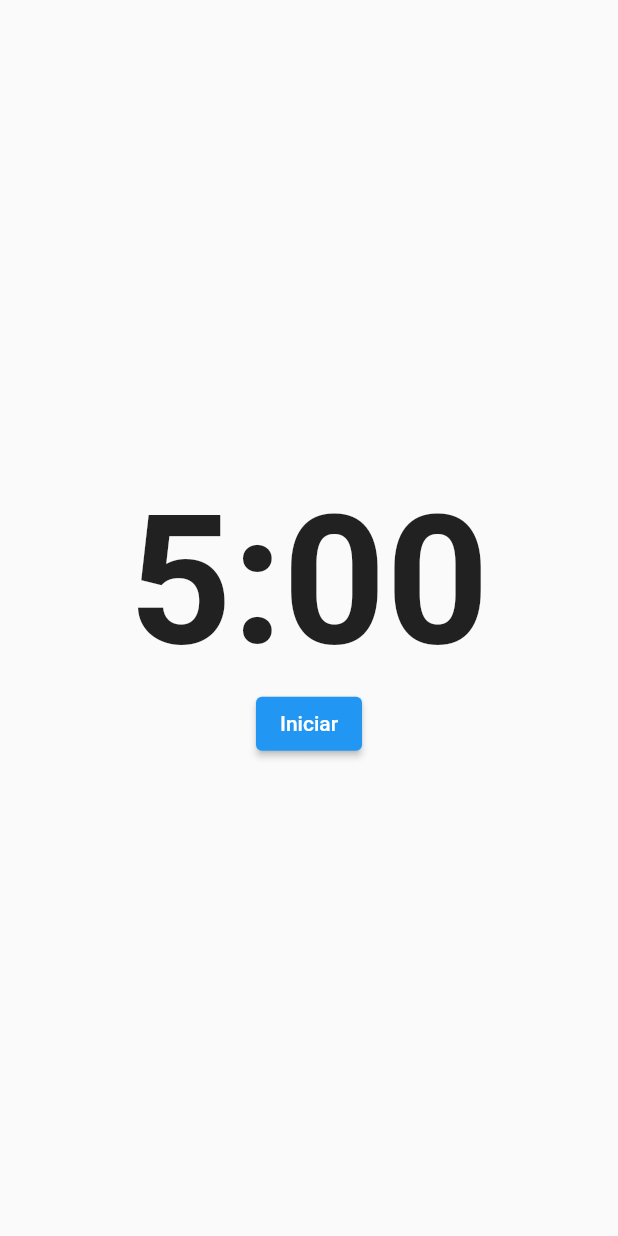
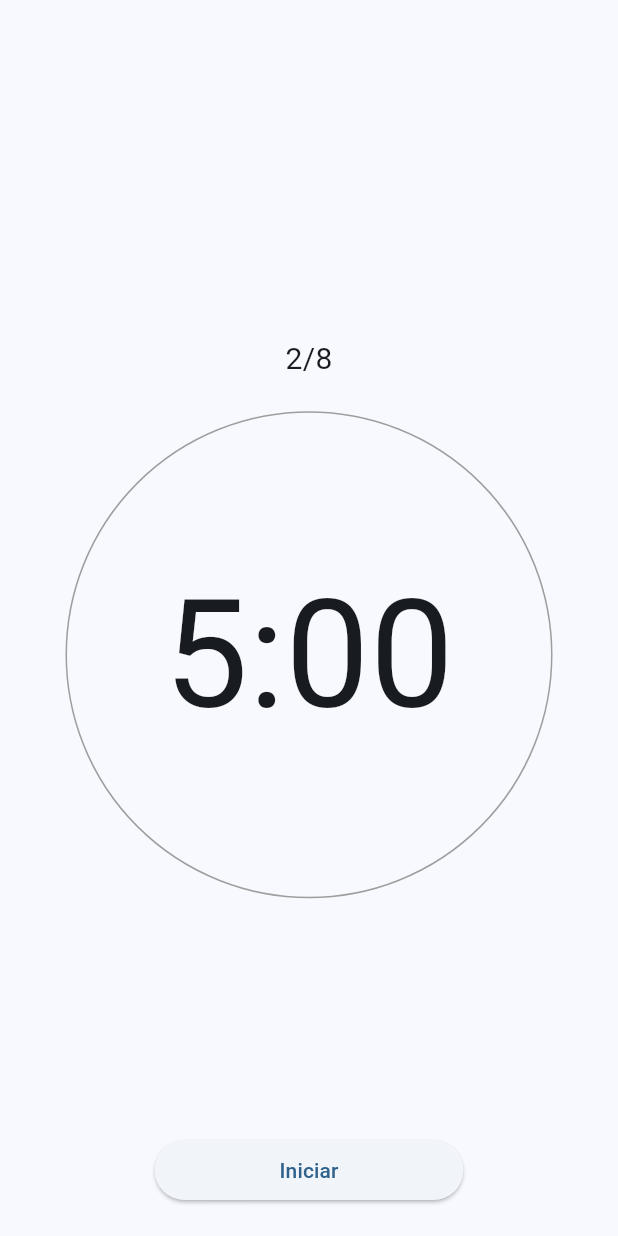
Before and after one commit to apgifro/mobile-pomodoro, a Flutter app: the screen it shows after launch, after a tap on "Iniciar", after a tap on the "skip next" icon, on a phone screen of 412 x 824 dp. Run offline on Flutter 3.47's test engine with Material 2 defaults, Android fonts, the light colour scheme and no system bars; our stand-ins replace device_preview, get.

Commit message:
New version

```diff
--- /dev/null
+++ b/lib/controller/pomodoro_controller.dart
@@ -0,0 +1,67 @@
+import 'dart:async';
+
+import 'package:get/get.dart';
+import 'package:pomodoro/model/pomodoro_model.dart';
+
+
+class PomodoroController extends GetxController {
+  PomodoroModel model = PomodoroModel();
+  late RxInt _remainingTime;
+
+  PomodoroController() {
+    _remainingTime = model.pomodoro.obs;
+  }
+
+  var status = 'Iniciar'.obs;
+  Timer? _timer;
+  RxBool started = false.obs;
+  var currentTimer = 1.obs;
+
+  void runTimer() {
+    if (!started.value) {
+      startTimer();
+      status.value = 'Pausar';
+      started.value = true;
+    } else {
+      started.value = false;
+      status.value = 'Retomar';
+      _timer?.cancel();
+    }
+  }
+
+  void startTimer() {
+    const oneSec = Duration(seconds: 1);
+    _timer = Timer.periodic(
+      oneSec,
+          (Timer timer) {
+        if (_remainingTime == 0) {
+            nextTimer();
+        } else {
+            _remainingTime--;
+        }
+      },
+    );
+  }
+
+  void resetTimer() {
+    status.value = 'Iniciar';
+    _remainingTime.value = 1500;
+    started.value = false;
+  }
+
+  void nextTimer() {
+    currentTimer++;
+    if (currentTimer == 9) {
+      currentTimer.value = 1;
+    }
+    started.value = false;
+    status.value = 'Iniciar';
+    _remainingTime.value = model.timers[currentTimer.toInt() - 1];
+    _timer?.cancel();
+  }
+
+  String getRemainingTime() {
+    return '${(_remainingTime ~/ 60)}:'
+           '${(_remainingTime % 60).toString().padLeft(2, '0')}';
+  }
+}
--- a/lib/controllers/pomodoro_controller.dart
+++ /dev/null
@@ -1,31 +0,0 @@
-import 'dart:async';
-
-
-class PomodoroController {
-  String status = 'Iniciar';
-  bool started = false;
-
-  Timer? _timer;
-  int time = 25 * 60;
-
-  void start() {
-    _timer = Timer.periodic(
-        const Duration(seconds: 1), (Timer timer) {
-      if (time <= 0) {
-        timer.cancel();
-      } else {
-        if (time > 0) {
-          time -= 1;
-        }
-      }
-    });
-    started = true;
-    status = 'Pausar';
-  }
-
-  void updateStatus() {
-    if (!started) {
-      started = true;
-    }
-  }
-}
--- a/lib/main.dart
+++ b/lib/main.dart
@@ -1,10 +1,18 @@
+import 'package:device_preview/device_preview.dart';
 import 'package:flutter/material.dart';
-import 'package:pomodoro/views/pomodoro_screen.dart';
+import 'package:pomodoro/view/pomodoro_screen.dart';
 
+import 'package:get/get.dart';
 
 void main() {
-  runApp(const MaterialApp(
-    debugShowCheckedModeBanner: false,
-    home: PomodoroScreen(),
-  ));
+  runApp(DevicePreview(
+      enabled: true,
+      builder: (BuildContext context) => GetMaterialApp(
+            debugShowCheckedModeBanner: false,
+            home: PomodoroScreen(),
+            theme: ThemeData(
+              colorSchemeSeed: const Color(0x63B9FF),
+              useMaterial3: true,
+            ),
+          )));
 }
--- /dev/null
+++ b/lib/model/pomodoro_model.dart
@@ -0,0 +1,17 @@
+class PomodoroModel {
+  int pomodoro = 25 * 60;
+  int shortBreak = 5 * 60;
+  int longBreak = 15 * 60;
+
+  late List<int> timers;
+
+  PomodoroModel () {
+    timers = [
+      pomodoro, shortBreak,
+      pomodoro, shortBreak,
+      pomodoro, shortBreak,
+      pomodoro, longBreak
+    ];
+  }
+
+}
--- /dev/null
+++ b/lib/view/pomodoro_screen.dart
@@ -0,0 +1,85 @@
+import 'package:flutter/material.dart';
+import 'package:get/get.dart';
+import 'package:get/instance_manager.dart';
+import 'package:pomodoro/controller/pomodoro_controller.dart';
+
+class PomodoroScreen extends StatefulWidget {
+  const PomodoroScreen({super.key});
+
+  @override
+  State<PomodoroScreen> createState() => _PomodoroScreenState();
+}
+
+class _PomodoroScreenState extends State<PomodoroScreen> {
+  PomodoroController controller = Get.put(PomodoroController());
+
+  @override
+  Widget build(BuildContext context) {
+    return Scaffold(
+      body: Stack(
+        children: [
+          Column(
+            mainAxisAlignment: MainAxisAlignment.center,
+            children: [
+              Obx(() => Text('${controller.currentTimer}/8',
+                  style: const TextStyle(fontSize: 20.0))),
+              const SizedBox(height: 20,),
+              Obx(() => Container(
+                    height: MediaQuery.sizeOf(context).height / 3 + 50,
+                    decoration: BoxDecoration(
+                        shape: BoxShape.circle,
+                        border: Border.all(
+                            color: controller.started.value == true
+                                ? Colors.blueAccent
+                                : Colors.grey)),
+                    child: Row(
+                      mainAxisAlignment: MainAxisAlignment.center,
+                      children: [
+                        Obx(
+                          () => Text(
+                            controller.getRemainingTime(),
+                            style: const TextStyle(fontSize: 100.0),
+                          ),
+                        )
+                      ],
+                    ),
+                  )),
+            ],
+          ),
+          Column(
+            mainAxisAlignment: MainAxisAlignment.end,
+            children: [
+              Padding(
+                padding: const EdgeInsets.symmetric(vertical: 20),
+                child: Row(
+                  mainAxisAlignment: MainAxisAlignment.center,
+                  children: [
+                    Container(
+                      width: MediaQuery.sizeOf(context).width / 2,
+                      child: ElevatedButton(
+                        onPressed: () => controller.runTimer(),
+                        child: Obx(() => Text(controller.status.toString())),
+                      ),
+                    ),
+                    Obx(() => Visibility(
+                          visible: controller.status.value == 'Retomar',
+                          child: IconButton(
+                              onPressed: () => controller.resetTimer(),
+                              icon: const Icon(Icons.restart_alt_outlined)),
+                        )),
+                    Obx(() => Visibility(
+                          visible: controller.status.value == 'Pausar',
+                          child: IconButton(
+                              onPressed: () => controller.nextTimer(),
+                              icon: const Icon(Icons.skip_next)),
+                        )),
+                  ],
+                ),
+              ),
+            ],
+          ),
+        ],
+      ),
+    );
+  }
+}
--- a/lib/views/pomodoro_screen.dart
+++ /dev/null
@@ -1,99 +0,0 @@
-import 'dart:async';
-
-import 'package:flutter/material.dart';
-import 'package:pomodoro/controllers/pomodoro_controller.dart';
-
-class PomodoroScreen extends StatefulWidget {
-  const PomodoroScreen({super.key});
-
-  @override
-  State<PomodoroScreen> createState() => _PomodoroScreenState();
-}
-
-class _PomodoroScreenState extends State<PomodoroScreen> {
-
-  Timer? _timer;
-  int _start = 25 * 60;
-  bool started = false;
-  String _status = 'Iniciar';
-
-  void startTimer() {
-    const oneSec = Duration(seconds: 1);
-    _timer = Timer.periodic(
-      oneSec,
-          (Timer timer) {
-        if (_start == 0) {
-          setState(() {
-            timer.cancel();
-          });
-        } else {
-          setState(() {
-            _start--;
-          });
-        }
-      },
-    );
-  }
-
-  @override
-  Widget build(BuildContext context) {
-    return Scaffold(
-      body: Column(
-        mainAxisAlignment: MainAxisAlignment.center,
-        children: [
-          Row(
-            mainAxisAlignment: MainAxisAlignment.center,
-            children: [
-              Text(
-                '${(_start ~/ 60)}:${(_start % 60).toString().padLeft(2, '0')}',
-                style: const TextStyle(
-                    fontSize: 120.0,
-                    fontWeight: FontWeight.bold),
-              ),
-            ],
-          ),
-          Row(
-            mainAxisAlignment: MainAxisAlignment.center,
-            children: [
-              ElevatedButton(
-                  onPressed: () {
-                    if (!started) {
-                      startTimer();
-                      _status = 'Pausar';
-                      started = true;
-                    } else {
-                      setState(() {
-                        started = false;
-                        _status = 'Continuar';
-                        _timer?.cancel();
-                      });
-                    }
-                    },
-                  child: Text(_status)
-              ),
-              if (_status == 'Continuar') ... [
-                IconButton(onPressed: () {
-                  setState(() {
-                    started = false;
-                    _status = 'Iniciar';
-                    _start = 25 * 60;
-                  });
-                }, icon: Icon(Icons.restart_alt_outlined)),
-              ],
-              if (started) ... [
-                IconButton(onPressed: () {
-                  setState(() {
-                    started = false;
-                    _status = 'Iniciar';
-                    _start = 5 * 60;
-                    _timer?.cancel();
-                  });
-                }, icon: Icon(Icons.skip_next)),
-              ]
-            ],
-          )
-        ],
-      ),
-    );
-  }
-}
--- a/pubspec.yaml
+++ b/pubspec.yaml
@@ -35,6 +35,8 @@ dependencies:
   # The following adds the Cupertino Icons font to your application.
   # Use with the CupertinoIcons class for iOS style icons.
   cupertino_icons: ^1.0.2
+  get: ^4.6.6
+  device_preview: ^1.1.0
 
 dev_dependencies:
   flutter_test:
```
Also changed, not shown: pubspec.lock.
